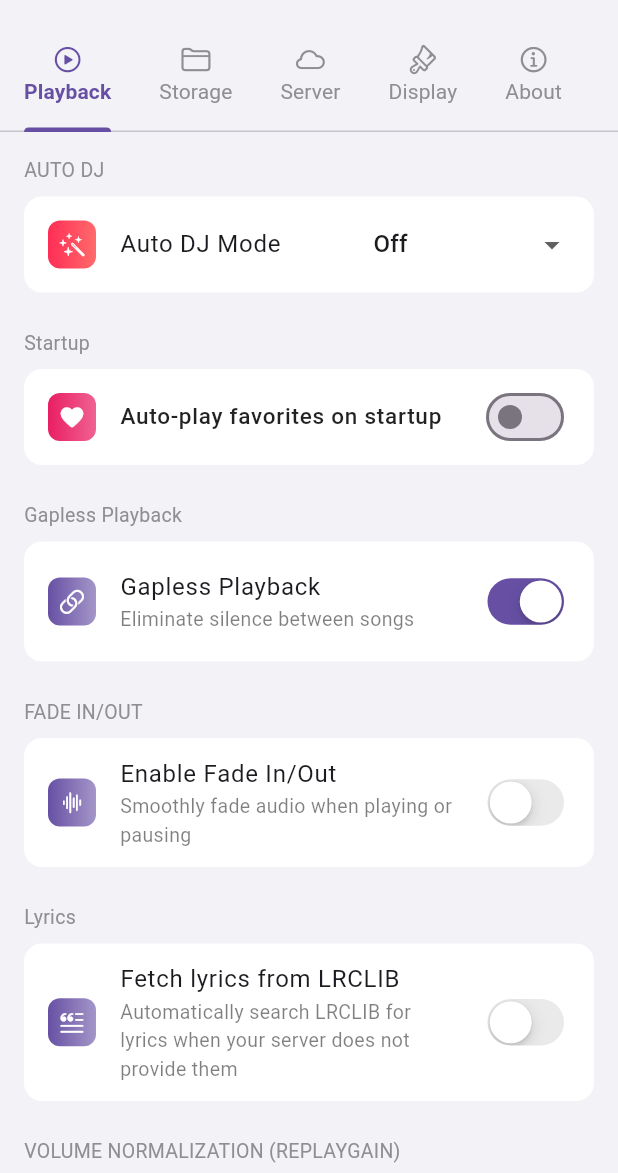
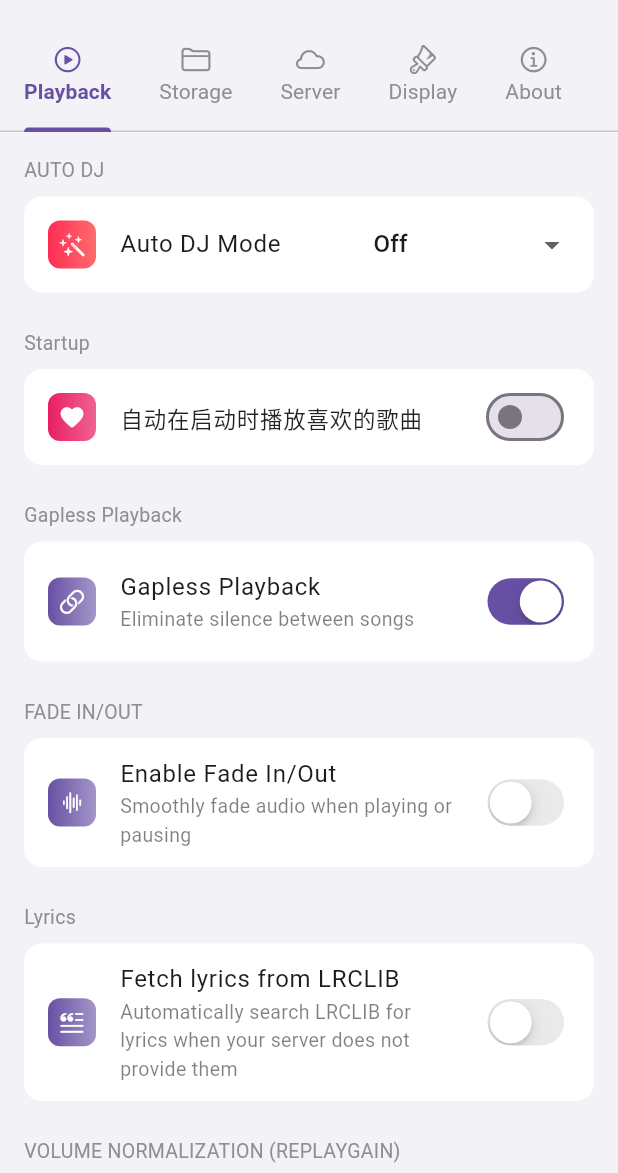
Before and after one commit to sgsjsvc/Musly, a Flutter app: the SettingsScreen screen opened directly, on a phone screen of 412 x 824 dp, the part 63-1236 px from its top. Run offline on Flutter 3.47's test engine with Material 3 defaults, Android fonts, the phone set to English and light mode, and no system bars; our stand-ins replace audio_service, battery_plus, cached_network_image, connectivity_plus, dio, dynamic_color and 14 more; missing offline and left inert: audio_metadata_reader, audio_session, countly_flutter, dart_eval, flutter_displaymode, safe_device and 2 more; accounts and stored records are empty; statements that could not run were skipped.

```diff
--- a/lib/screens/settings_playback_tab.dart
+++ b/lib/screens/settings_playback_tab.dart
@@ -177,7 +177,7 @@ class _SettingsPlaybackTabState extends State<SettingsPlaybackTab> {
         ),
       ),
       title: Text(
-        'Auto-play favorites on startup',
+        '自动在启动时播放喜欢的歌曲',
         style: TextStyle(
           fontSize: 15,
           fontWeight: FontWeight.w500,
```
